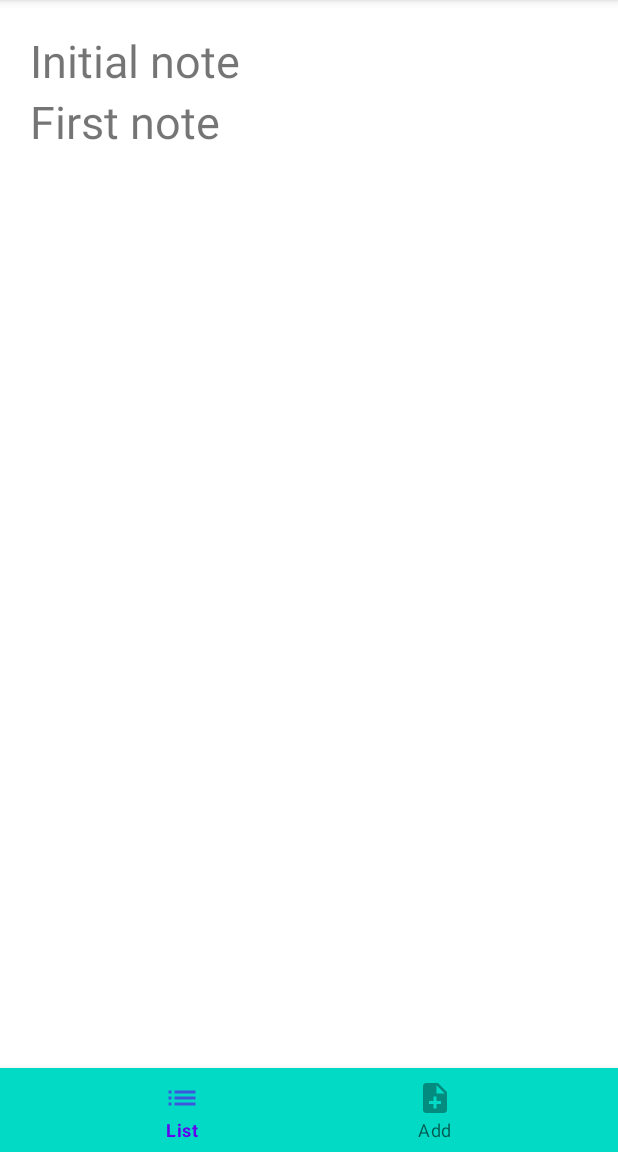
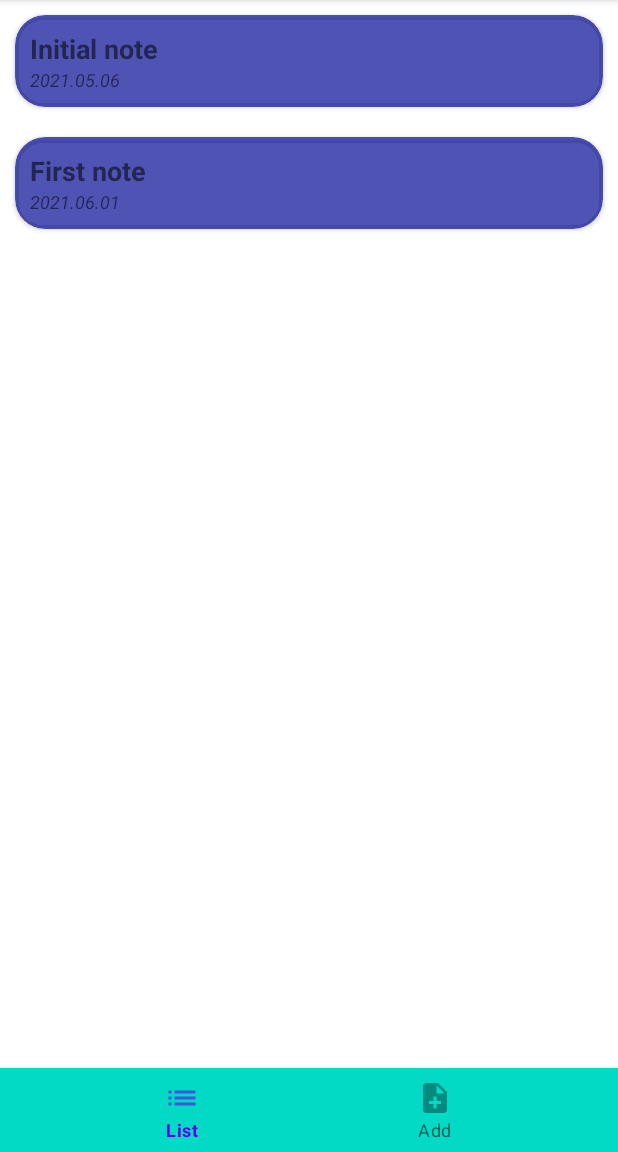
Before and after one commit to Elbrain/GeekNotepad, an Android app: the screen it shows after launch (MainActivity), on a phone screen of 412 x 824 dp, the part 84-1236 px from its top. Run offline under Robolectric (Android 15) with nearby library versions, the phone set to English and light mode, and no system bars.

Commit message:
Сделал задание, а так же учёл все замечание с прошлых уроков.

```diff
--- a/app/src/main/java/uk/org/websolution/geeknotepad/ListOfNotesFragment.java
+++ b/app/src/main/java/uk/org/websolution/geeknotepad/ListOfNotesFragment.java
@@ -5,9 +5,15 @@ import android.os.Bundle;
 import androidx.annotation.NonNull;
 import androidx.annotation.Nullable;
 import androidx.fragment.app.Fragment;
+import androidx.recyclerview.widget.LinearLayoutManager;
+import androidx.recyclerview.widget.ListAdapter;
+import androidx.recyclerview.widget.RecyclerView;
+
 import android.view.LayoutInflater;
 import android.view.View;
 import android.view.ViewGroup;
+import android.widget.Adapter;
+import android.widget.Button;
 import android.widget.LinearLayout;
 import android.widget.TextView;
 
@@ -16,10 +22,7 @@ import java.util.ArrayList;
 public class ListOfNotesFragment extends Fragment {
 
     private static final String ARG_NOTES = "ARG_NOTES";
-    private ArrayList<NoteEntity> allNotes;
-
-    public ListOfNotesFragment() {
-    }
+    private RecyclerView recyclerView;
 
     public static ListOfNotesFragment newInstance(ArrayList<NoteEntity> notesList) {
         ListOfNotesFragment fragment = new ListOfNotesFragment();
@@ -30,38 +33,40 @@ public class ListOfNotesFragment extends Fragment {
     }
 
     @Override
-    public void onCreate(Bundle savedInstanceState) {
-        super.onCreate(savedInstanceState);
-
-    }
-
-    @Override
-    public View onCreateView(LayoutInflater inflater, ViewGroup container,
-                             Bundle savedInstanceState) {
-        return inflater.inflate(R.layout.fragment_list_of_notes, container, false);
+    public View onCreateView(LayoutInflater inflater, ViewGroup container, Bundle savedInstanceState) {
+        View view = inflater.inflate(R.layout.fragment_list_of_notes, container, false);
+        recyclerView = view.findViewById(R.id.recycler_list_of_notes);
+        return view;
     }
 
     @Override
     public void onViewCreated(@NonNull View view, @Nullable Bundle savedInstanceState) {
         super.onViewCreated(view, savedInstanceState);
-        if (getArguments() != null) {
-            allNotes = getArguments().getParcelableArrayList(ARG_NOTES);
-            LinearLayout layoutView = (LinearLayout) view;
+        generateList();
 
-            for (int i = 0; i < allNotes.size(); i++) {
-                TextView tv = new TextView(getContext());
-                tv.setText(allNotes.get(i).getTitle());
-                tv.setTextSize(30);
-                int finalI = i;
-
-                tv.setOnClickListener(v -> {
-                    ShowNoteController controller = (ShowNoteController) getActivity();
-                    controller.showNote(allNotes.get(finalI));
-                });
-                layoutView.addView(tv);
-            }
-        }
     }
 
+    private void generateList() {
+        NotesAdapter adapter = new NotesAdapter();
+
+        if (getArguments() != null) {
+            ArrayList<NoteEntity> allNotes = getArguments().getParcelableArrayList(ARG_NOTES);
+            adapter.setData(allNotes);
+        }
+
+        adapter.setOnItemClickListener(item -> {
+            ShowNoteController controller = (ShowNoteController) getActivity();
+            if (controller != null) {
+                controller.showNote(item);
+            }
+        });
+
+        recyclerView.setLayoutManager(new LinearLayoutManager(getContext()));
+        recyclerView.setAdapter(adapter);
+    }
+
+    public interface ShowNoteController {
+        void showNote(NoteEntity note);
+    }
 
 }
--- a/app/src/main/java/uk/org/websolution/geeknotepad/MainActivity.java
+++ b/app/src/main/java/uk/org/websolution/geeknotepad/MainActivity.java
@@ -11,7 +11,7 @@ import com.google.android.material.bottomnavigation.BottomNavigationView;
 
 import java.util.ArrayList;
 
-public class MainActivity extends AppCompatActivity implements NoteController, ShowNoteController {
+public class MainActivity extends AppCompatActivity implements AddNoteFragment.NoteController, ListOfNotesFragment.ShowNoteController {
 
     protected ArrayList<NoteEntity> notesList = new ArrayList<>();
     private static final String NOTE_KEY = "noteKey";
@@ -36,7 +36,7 @@ public class MainActivity extends AppCompatActivity implements NoteController, S
             ListOfNotesFragment listOfNotesFragment = ListOfNotesFragment.newInstance(notesList);
             openFragment(listOfNotesFragment);
         }
-        bottomNav = findViewById(R.id.bottomNav);
+        bottomNav = findViewById(R.id.bottom_nav);
 
         init();
     }
--- a/app/src/main/java/uk/org/websolution/geeknotepad/NoteController.java
+++ /dev/null
@@ -1,5 +0,0 @@
-package uk.org.websolution.geeknotepad;
-
-public interface NoteController {
-    void addNote(NoteEntity note);
-}
--- a/app/src/main/java/uk/org/websolution/geeknotepad/NoteEntity.java
+++ b/app/src/main/java/uk/org/websolution/geeknotepad/NoteEntity.java
@@ -3,10 +3,13 @@ package uk.org.websolution.geeknotepad;
 import android.os.Parcel;
 import android.os.Parcelable;
 
+import java.util.Random;
+
 public class NoteEntity implements Parcelable {
-    String title;
-    String text;
-    String date;
+    private final String title;
+    private final String text;
+    private final String date;
+    private int colour;
 
     public String getTitle() {
         return title;
@@ -20,10 +23,15 @@ public class NoteEntity implements Parcelable {
         return date;
     }
 
+    public int getColour() {
+        return colour;
+    }
+
     public NoteEntity(String title, String text, String date) {
         this.title = title;
         this.text = text;
         this.date = date;
+        colour = new Random().nextInt();
     }
 
     protected NoteEntity(Parcel in) {
--- /dev/null
+++ b/app/src/main/java/uk/org/websolution/geeknotepad/NoteViewHolder.java
@@ -0,0 +1,36 @@
+package uk.org.websolution.geeknotepad;
+
+import android.view.LayoutInflater;
+import android.view.ViewGroup;
+import android.widget.TextView;
+
+import androidx.annotation.NonNull;
+import androidx.annotation.Nullable;
+import androidx.cardview.widget.CardView;
+import androidx.recyclerview.widget.RecyclerView;
+
+public class NoteViewHolder extends RecyclerView.ViewHolder {
+    private final TextView textViewTitle;
+    private final TextView textViewDate;
+    private final CardView cardView;
+    private NoteEntity noteEntity;
+
+    public NoteViewHolder(@NonNull ViewGroup parent, @Nullable NotesAdapter.OnItemClickListener clickListener) {
+        super(LayoutInflater.from(parent.getContext()).inflate(R.layout.item_note, parent, false));
+        cardView = (CardView) itemView;
+        textViewTitle = itemView.findViewById(R.id.title_text_view);
+        textViewDate = itemView.findViewById(R.id.date_text_view);
+        cardView.setOnClickListener(v -> {
+            if (clickListener != null) {
+                clickListener.onItemClick(noteEntity);
+            }
+        });
+    }
+
+    public void bind(NoteEntity noteEntity) {
+        this.noteEntity = noteEntity;
+        cardView.setCardBackgroundColor(noteEntity.getColour());
+        textViewTitle.setText(noteEntity.getTitle());
+        textViewDate.setText(noteEntity.getDate());
+    }
+}
--- /dev/null
+++ b/app/src/main/java/uk/org/websolution/geeknotepad/NotesAdapter.java
@@ -0,0 +1,44 @@
+package uk.org.websolution.geeknotepad;
+
+import android.view.ViewGroup;
+
+import androidx.annotation.NonNull;
+import androidx.recyclerview.widget.RecyclerView;
+
+import java.util.ArrayList;
+import java.util.List;
+
+public class NotesAdapter extends RecyclerView.Adapter<NoteViewHolder> {
+    private List<NoteEntity> data = new ArrayList<>();
+    private OnItemClickListener onItemClickListener;
+
+    interface OnItemClickListener {
+        void onItemClick(NoteEntity note);
+    }
+
+    public void setOnItemClickListener(OnItemClickListener onItemClickListener) {
+        this.onItemClickListener = onItemClickListener;
+    }
+
+    public void setData(List<NoteEntity> notes) {
+        data = notes;
+        notifyDataSetChanged();
+    }
+
+    @NonNull
+    @Override
+    public NoteViewHolder onCreateViewHolder(@NonNull ViewGroup parent, int viewType) {
+        return new NoteViewHolder(parent, onItemClickListener);
+    }
+
+    @Override
+    public void onBindViewHolder(@NonNull NoteViewHolder holder, int position) {
+        holder.bind(data.get(position));
+    }
+
+
+    @Override
+    public int getItemCount() {
+        return data.size();
+    }
+}
--- a/app/src/main/java/uk/org/websolution/geeknotepad/ShowNoteController.java
+++ /dev/null
@@ -1,5 +0,0 @@
-package uk.org.websolution.geeknotepad;
-
-public interface ShowNoteController {
-    void showNote(NoteEntity note);
-}
--- a/app/src/main/res/layout-land/activity_main.xml
+++ b/app/src/main/res/layout-land/activity_main.xml
@@ -9,18 +9,17 @@
     <LinearLayout
         android:layout_width="match_parent"
         android:layout_height="match_parent"
-        app:layout_constraintTop_toTopOf="parent"
+        android:baselineAligned="false"
+        app:layout_constraintEnd_toEndOf="parent"
         app:layout_constraintStart_toStartOf="parent"
-        app:layout_constraintEnd_toEndOf="parent"
-        android:baselineAligned="false">
+        app:layout_constraintTop_toTopOf="parent">
 
         <FrameLayout
             android:id="@+id/fragment_container"
             android:name="uk.org.websolution.geeknotepad.ListOfNotes"
             android:layout_width="match_parent"
             android:layout_height="match_parent"
-            android:layout_weight="1"
-            android:background="@color/purple_200" />
+            android:layout_weight="1" />
 
         <FrameLayout
             android:id="@+id/fragment_container_details"
@@ -34,11 +33,12 @@
         android:layout_width="match_parent"
         android:layout_height="wrap_content"
         android:orientation="vertical"
-        app:layout_constraintStart_toStartOf="parent"
+        app:layout_constraintBottom_toBottomOf="parent"
         app:layout_constraintEnd_toEndOf="parent"
-        app:layout_constraintBottom_toBottomOf="parent">
+        app:layout_constraintStart_toStartOf="parent">
+
         <com.google.android.material.bottomnavigation.BottomNavigationView
-            android:id="@+id/bottomNav"
+            android:id="@+id/bottom_nav"
             android:layout_width="match_parent"
             android:layout_height="wrap_content"
             android:background="@color/teal_200"
--- a/app/src/main/res/layout/activity_main.xml
+++ b/app/src/main/res/layout/activity_main.xml
@@ -1,7 +1,7 @@
 <?xml version="1.0" encoding="utf-8"?>
 <LinearLayout xmlns:android="http://schemas.android.com/apk/res/android"
+    xmlns:app="http://schemas.android.com/apk/res-auto"
     xmlns:tools="http://schemas.android.com/tools"
-    xmlns:app="http://schemas.android.com/apk/res-auto"
     android:layout_width="match_parent"
     android:layout_height="match_parent"
     android:gravity="center"
@@ -10,17 +10,12 @@
 
     <FrameLayout
         android:id="@+id/fragment_container"
+        android:name="uk.org.websolution.geeknotepad.ListOfNotesFragment"
         android:layout_width="match_parent"
-        android:layout_height="match_parent"
-        android:background="@color/purple_200">
-        <fragment
-            android:id="@+id/mainPageFragment"
-            android:name="uk.org.websolution.geeknotepad.ListOfNotesFragment"
-            android:layout_width="match_parent"
-            android:layout_height="match_parent"/>
+        android:layout_height="match_parent">
 
         <com.google.android.material.bottomnavigation.BottomNavigationView
-            android:id="@+id/bottomNav"
+            android:id="@+id/bottom_nav"
             android:layout_width="match_parent"
             android:layout_height="wrap_content"
             android:layout_gravity="bottom"
@@ -28,6 +23,4 @@
             app:labelVisibilityMode="labeled"
             app:menu="@menu/bottom_nav_menu" />
     </FrameLayout>
-
-
 </LinearLayout>
--- a/app/src/main/res/layout/fragment_list_of_notes.xml
+++ b/app/src/main/res/layout/fragment_list_of_notes.xml
@@ -1,10 +1,17 @@
 <?xml version="1.0" encoding="utf-8"?>
-<LinearLayout xmlns:android="http://schemas.android.com/apk/res/android"
+<LinearLayout
+    xmlns:android="http://schemas.android.com/apk/res/android"
     xmlns:tools="http://schemas.android.com/tools"
     android:orientation="vertical"
     android:layout_width="match_parent"
     android:layout_height="match_parent"
-    android:padding="20dp"
+    android:layout_marginBottom="60dp"
     android:background="#FFFFFF"
     tools:context=".ListOfNotesFragment">
+
+    <androidx.recyclerview.widget.RecyclerView
+        android:layout_width="match_parent"
+        android:layout_height="match_parent"
+        android:id="@+id/recycler_list_of_notes"
+        tools:context=".ListOfNotesFragment" />
 </LinearLayout>
--- a/app/src/main/res/layout/fragment_note_info.xml
+++ b/app/src/main/res/layout/fragment_note_info.xml
@@ -9,21 +9,21 @@
 
 
     <TextView
-        android:id="@+id/NoteTitle"
+        android:id="@+id/note_title"
         android:layout_width="match_parent"
         android:layout_height="wrap_content"
         android:layout_marginBottom="20dp"
         android:textSize="40sp" />
 
     <TextView
-        android:id="@+id/NoteBody"
+        android:id="@+id/note_body"
         android:layout_width="wrap_content"
         android:layout_height="wrap_content"
         android:layout_marginBottom="10dp"
         android:textSize="18sp" />
 
     <TextView
-        android:id="@+id/NoteDate"
+        android:id="@+id/note_date"
         android:layout_width="wrap_content"
         android:layout_height="wrap_content"
         android:textSize="12sp" />
--- /dev/null
+++ b/app/src/main/res/layout/item_note.xml
@@ -0,0 +1,31 @@
+<?xml version="1.0" encoding="utf-8"?>
+<androidx.cardview.widget.CardView xmlns:android="http://schemas.android.com/apk/res/android"
+    xmlns:app="http://schemas.android.com/apk/res-auto"
+    android:layout_width="match_parent"
+    android:layout_height="wrap_content"
+    android:layout_margin="10dp"
+    android:orientation="vertical"
+    app:cardCornerRadius="20dp"
+    app:contentPadding="10dp">
+
+    <LinearLayout
+        android:layout_width="match_parent"
+        android:layout_height="wrap_content"
+        android:orientation="vertical">
+
+        <TextView
+            android:id="@+id/title_text_view"
+            android:layout_width="wrap_content"
+            android:layout_height="wrap_content"
+            android:textSize="18sp"
+            android:textStyle="bold" />
+
+        <TextView
+            android:id="@+id/date_text_view"
+            android:layout_width="wrap_content"
+            android:layout_height="wrap_content"
+            android:textSize="12sp"
+            android:textStyle="italic" />
+    </LinearLayout>
+
+</androidx.cardview.widget.CardView>
```
Also changed, not shown: app/src/main/java/uk/org/websolution/geeknotepad/AddNoteFragment.java (+9 -19 lines), app/src/main/java/uk/org/websolution/geeknotepad/NoteInfoFragment.java (+3 -17 lines), app/src/main/res/layout/fragment_add_note.xml (+12 -15 lines).
